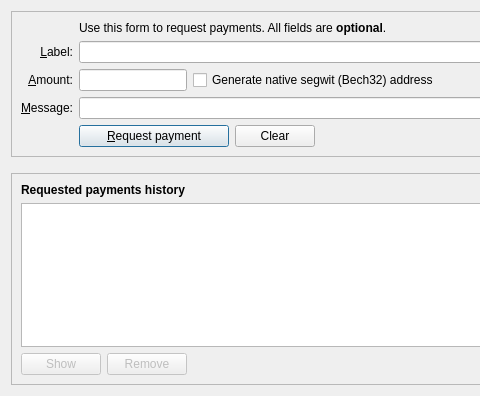
Before: the Qt Designer form src/qt/forms/receivecoinsdialog.ui in whiveio/whive, drawn with Qt 5; both pictures show x 0 to 480 and y 0 to 396 of the 776 by 396 pixel window.
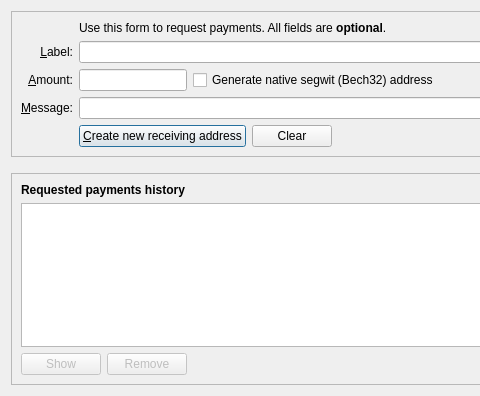
After: the same form once the commit is applied. Icons and pictures are not drawn. Custom widgets are drawn as their Qt base class.

Patch:
```diff
--- a/src/qt/forms/receivecoinsdialog.ui
+++ b/src/qt/forms/receivecoinsdialog.ui
@@ -108,7 +108,7 @@
              </size>
             </property>
             <property name="text">
-             <string>&amp;Request payment</string>
+             <string>&amp;Create new receiving address</string>
             </property>
             <property name="icon">
              <iconset resource="../bitcoin.qrc">
```
